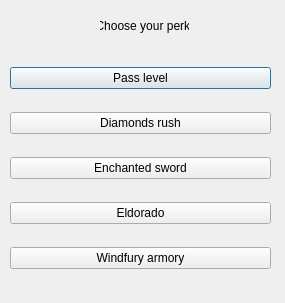
The window that courses/prog_base_3/dungeonOfDragons/perksui.ui (Tayum/KPI-Courses) describes before a commit, drawn with Qt 5.
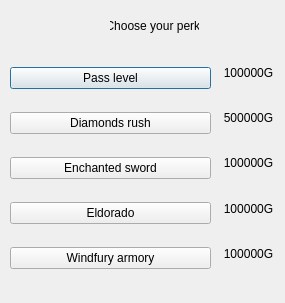
The same window after the commit.

What changed in the file:
```diff
--- a/courses/prog_base_3/dungeonOfDragons/perksui.ui
+++ b/courses/prog_base_3/dungeonOfDragons/perksui.ui
@@ -16,7 +16,7 @@
   <widget class="QLabel" name="label">
    <property name="geometry">
     <rect>
-     <x>100</x>
+     <x>110</x>
      <y>10</y>
      <width>89</width>
      <height>31</height>
@@ -34,7 +34,7 @@
     <rect>
      <x>10</x>
      <y>50</y>
-     <width>261</width>
+     <width>201</width>
      <height>241</height>
     </rect>
    </property>
@@ -76,6 +76,74 @@
     </item>
    </layout>
   </widget>
+  <widget class="QWidget" name="">
+   <property name="geometry">
+    <rect>
+     <x>218</x>
+     <y>50</y>
+     <width>61</width>
+     <height>241</height>
+    </rect>
+   </property>
+   <layout class="QVBoxLayout" name="verticalLayout_2">
+    <property name="spacing">
+     <number>0</number>
+    </property>
+    <property name="bottomMargin">
+     <number>15</number>
+    </property>
+    <item>
+     <widget class="QLabel" name="passLvlCost_lbl">
+      <property name="text">
+       <string>100000G</string>
+      </property>
+      <property name="alignment">
+       <set>Qt::AlignCenter</set>
+      </property>
+     </widget>
+    </item>
+    <item>
+     <widget class="QLabel" name="dmndsRushCost_lbl">
+      <property name="text">
+       <string>500000G</string>
+      </property>
+      <property name="alignment">
+       <set>Qt::AlignCenter</set>
+      </property>
+     </widget>
+    </item>
+    <item>
+     <widget class="QLabel" name="label_4">
+      <property name="text">
+       <string>100000G</string>
+      </property>
+      <property name="alignment">
+       <set>Qt::AlignCenter</set>
+      </property>
+     </widget>
+    </item>
+    <item>
+     <widget class="QLabel" name="label_5">
+      <property name="text">
+       <string>100000G</string>
+      </property>
+      <property name="alignment">
+       <set>Qt::AlignCenter</set>
+      </property>
+     </widget>
+    </item>
+    <item>
+     <widget class="QLabel" name="label_6">
+      <property name="text">
+       <string>100000G</string>
+      </property>
+      <property name="alignment">
+       <set>Qt::AlignCenter</set>
+      </property>
+     </widget>
+    </item>
+   </layout>
+  </widget>
  </widget>
  <resources/>
  <connections/>
```
Left out of the diff: 2 changed lines with no effect on the pictures.
